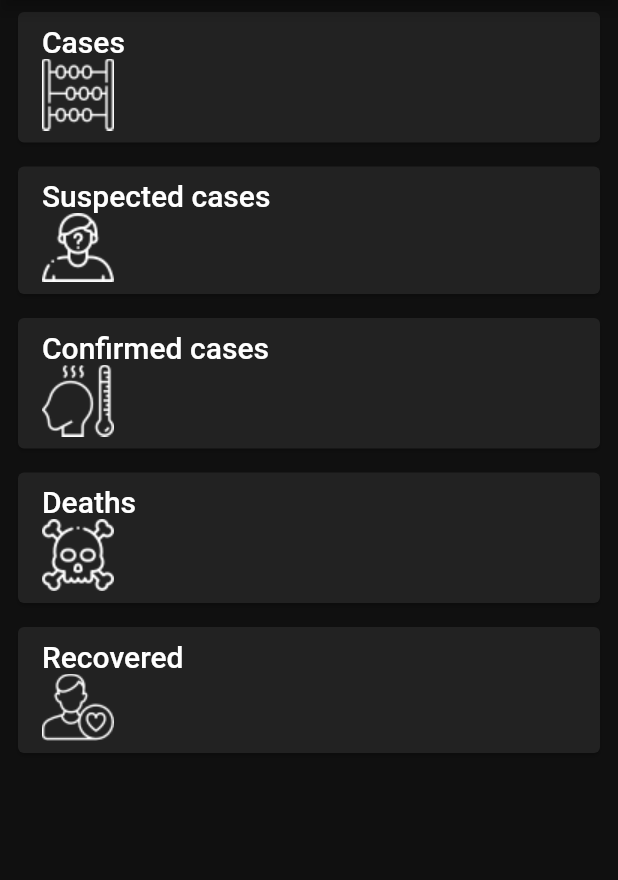
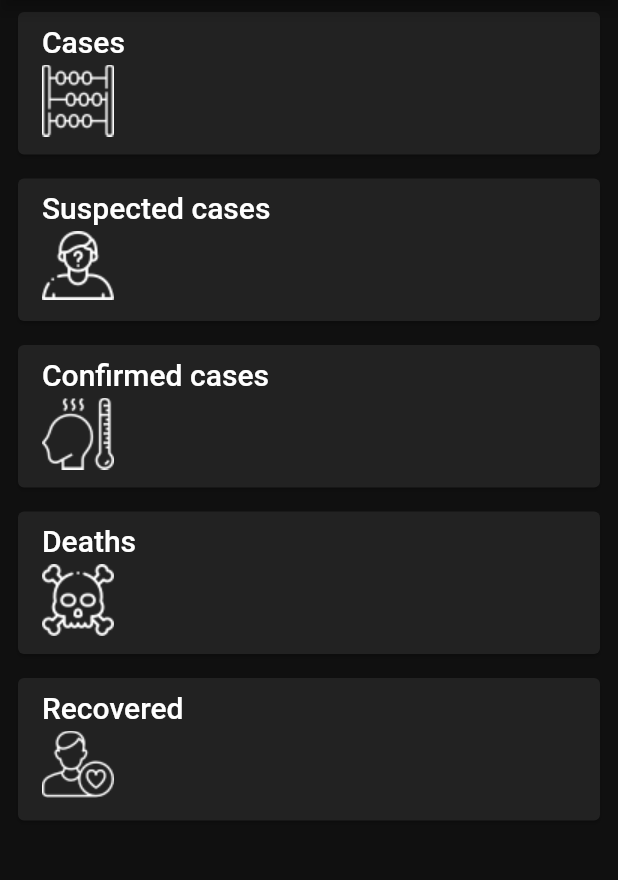
Before and after one commit to Sviut/flutter_corona, a Flutter app: the screen it shows after launch, on a phone screen of 412 x 824 dp, the part 84-964 px from its top. Run offline on Flutter 3.47's test engine with Material 2 defaults, Android fonts, the phone set to English and light mode, and no system bars; network calls fail.

Commit message:
add containers positions

```diff
--- a/lib/app/ui/endpoint_card.dart
+++ b/lib/app/ui/endpoint_card.dart
@@ -43,8 +43,14 @@ class EndpointCard extends StatelessWidget {
                 cardData.title,
                 style: Theme.of(context).textTheme.headline6,
               ),
-              Row(
+              SizedBox(
+                height: 4,
+              ),
+              SizedBox(
+                height: 52,
+                child: Row(
                   mainAxisAlignment: MainAxisAlignment.spaceBetween,
+                  crossAxisAlignment: CrossAxisAlignment.start,
                   children: <Widget>[
                     Image.asset(cardData.assetName),
                     Text(
@@ -53,6 +59,7 @@ class EndpointCard extends StatelessWidget {
                     )
                   ],
                 ),
+              ),
             ],
           ),
         ),
```
Lines whose indentation alone changed are shown as unchanged.
